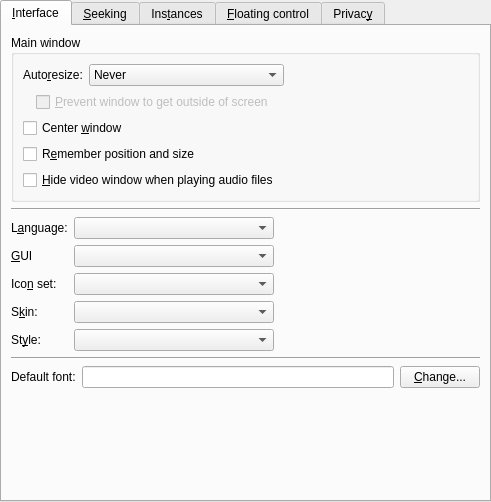
Before: the Qt Designer form src/prefinterface.ui in bitwiseworks/smplayer-os2, drawn with Qt 5.
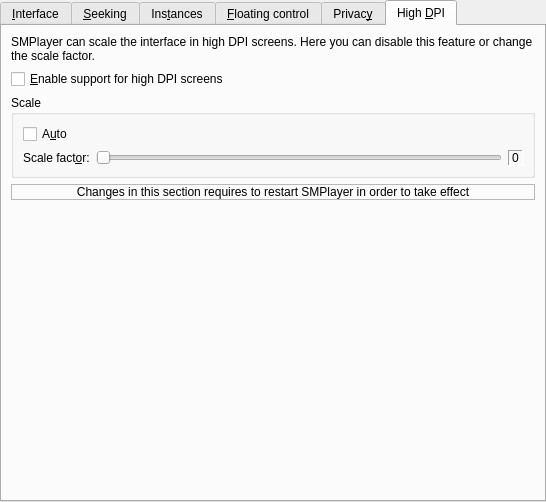
After: the same form once the commit is applied. The open tabs and pages were chosen to show the change. Custom widgets are drawn as their Qt base class.

```diff
--- a/src/prefinterface.ui
+++ b/src/prefinterface.ui
@@ -6,7 +6,7 @@
    <rect>
     <x>0</x>
     <y>0</y>
-    <width>491</width>
+    <width>546</width>
     <height>502</height>
    </rect>
   </property>
@@ -947,6 +947,124 @@
        </item>
       </layout>
      </widget>
+     <widget class="QWidget" name="tab_6">
+      <attribute name="title">
+       <string>High &amp;DPI</string>
+      </attribute>
+      <layout class="QVBoxLayout" name="verticalLayout_9">
+       <item>
+        <widget class="QLabel" name="label_10">
+         <property name="text">
+          <string>SMPlayer can scale the interface in high DPI screens. Here you can disable this feature or change the scale factor.</string>
+         </property>
+         <property name="wordWrap">
+          <bool>true</bool>
+         </property>
+        </widget>
+       </item>
+       <item>
+        <widget class="QCheckBox" name="enable_hdpi_check">
+         <property name="text">
+          <string>&amp;Enable support for high DPI screens</string>
+         </property>
+        </widget>
+       </item>
+       <item>
+        <widget class="QGroupBox" name="scale_group">
+         <property name="enabled">
+          <bool>true</bool>
+         </property>
+         <property name="title">
+          <string>Scale</string>
+         </property>
+         <layout class="QVBoxLayout" name="verticalLayout_8">
+          <item>
+           <widget class="QCheckBox" name="auto_scale_check">
+            <property name="text">
+             <string>A&amp;uto</string>
+            </property>
+           </widget>
+          </item>
+          <item>
+           <layout class="QHBoxLayout" name="horizontalLayout_5">
+            <item>
+             <widget class="QLabel" name="hdpi_scale_label">
+              <property name="enabled">
+               <bool>true</bool>
+              </property>
+              <property name="text">
+               <string notr="true">Scale fact&amp;or:</string>
+              </property>
+              <property name="buddy">
+               <cstring>hdpi_scale_slider</cstring>
+              </property>
+             </widget>
+            </item>
+            <item>
+             <widget class="QSlider" name="hdpi_scale_slider">
+              <property name="enabled">
+               <bool>true</bool>
+              </property>
+              <property name="orientation">
+               <enum>Qt::Horizontal</enum>
+              </property>
+             </widget>
+            </item>
+            <item>
+             <widget class="QLabel" name="hdpi_scale_num_label">
+              <property name="enabled">
+               <bool>true</bool>
+              </property>
+              <property name="frameShape">
+               <enum>QFrame::Panel</enum>
+              </property>
+              <property name="frameShadow">
+               <enum>QFrame::Sunken</enum>
+              </property>
+              <property name="text">
+               <string>0</string>
+              </property>
+             </widget>
+            </item>
+           </layout>
+          </item>
+         </layout>
+        </widget>
+       </item>
+       <item>
+        <widget class="QLabel" name="label_9">
+         <property name="frameShape">
+          <enum>QFrame::StyledPanel</enum>
+         </property>
+         <property name="text">
+          <string>Changes in this section requires to restart SMPlayer in order to take effect</string>
+         </property>
+         <property name="alignment">
+          <set>Qt::AlignCenter</set>
+         </property>
+         <property name="wordWrap">
+          <bool>true</bool>
+         </property>
+         <property name="margin">
+          <number>14</number>
+         </property>
+        </widget>
+       </item>
+       <item>
+        <spacer name="verticalSpacer_2">
+         <property name="orientation">
+          <enum>Qt::Vertical</enum>
+         </property>
+         <property name="sizeHint" stdset="0">
+          <size>
+           <width>20</width>
+           <height>266</height>
+          </size>
+         </property>
+        </spacer>
+       </item>
+      </layout>
+     </widget>
     </widget>
    </item>
   </layout>
```
Left out of the diff: 67 changed lines with no effect on the pictures.
